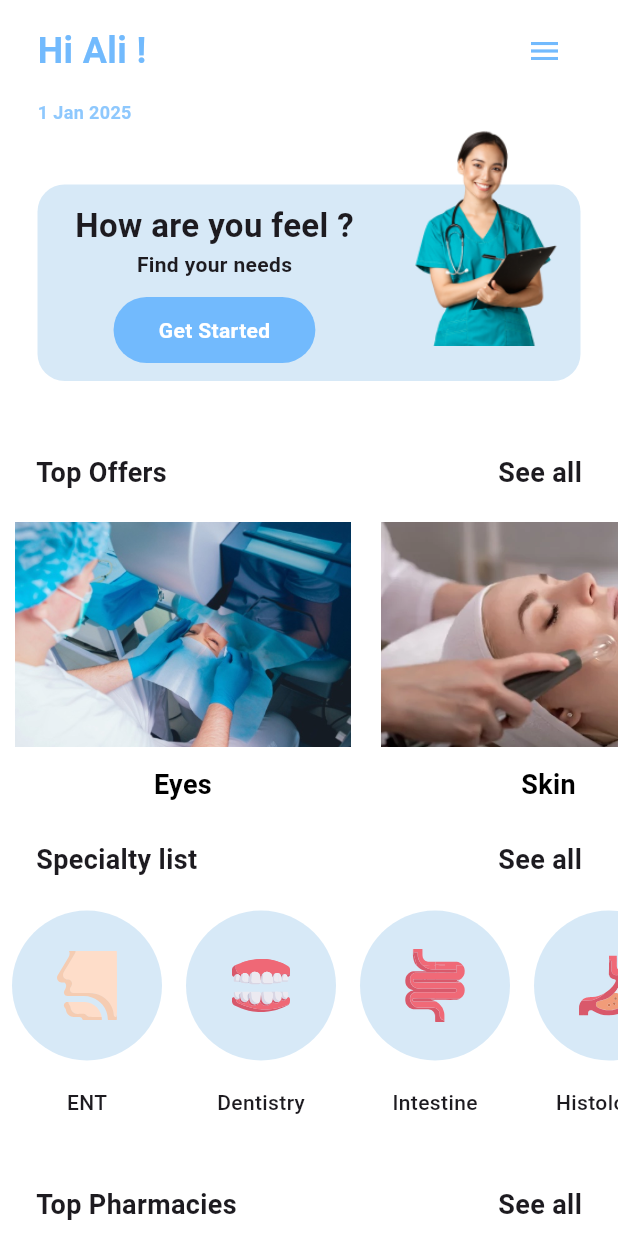
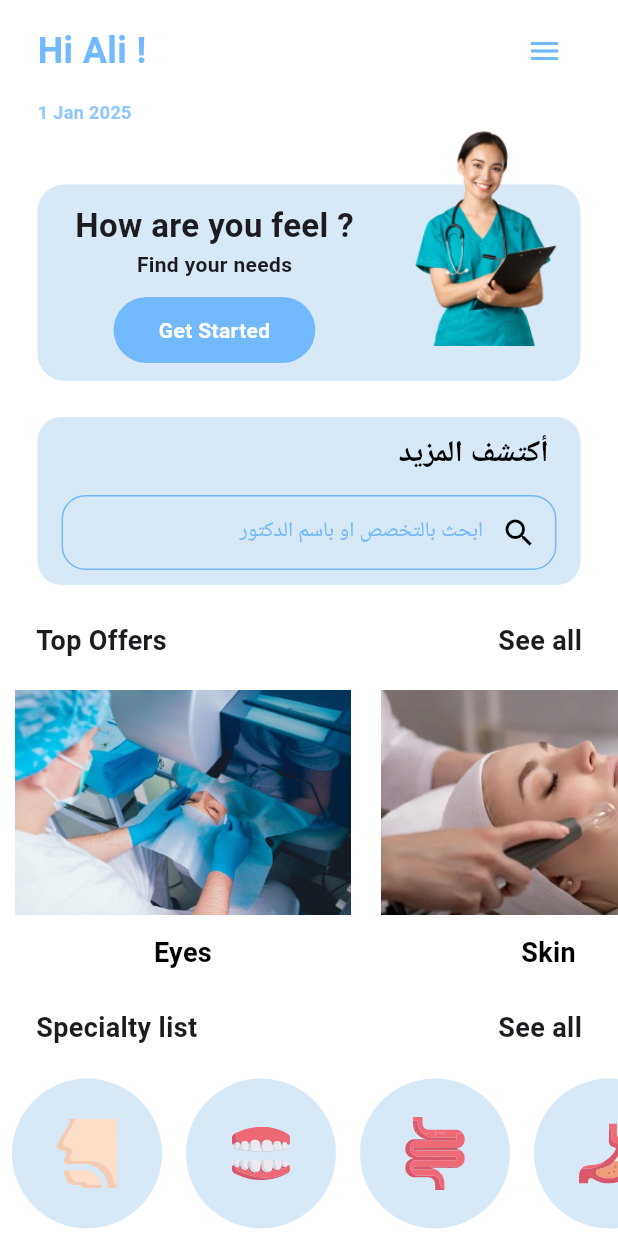
Before and after one commit to ALi-Maher-Mohamed/MediaCare, a Flutter app: the screen it shows after launch, on a phone screen of 412 x 824 dp. Run offline on Flutter 3.47's test engine with Material 3 defaults, Android fonts, the phone set to English and light mode, and no system bars; drawn by our look-alikes of flutter_zoom_drawer; our stand-ins replace animated_splash_screen, flutter_offline, flutter_svg, google_fonts, image_picker, lottie and 2 more; project files that could hold a hidden picture were left out.

Commit message:
adding locale to project and making search view item

```diff
--- /dev/null
+++ b/devtools_options.yaml
@@ -0,0 +1,3 @@
+description: This file stores settings for Dart & Flutter DevTools.
+documentation: https://docs.flutter.dev/tools/devtools/extensions#configure-extension-enablement-states
+extensions:
--- a/lib/main.dart
+++ b/lib/main.dart
@@ -1,6 +1,5 @@
 import 'package:flutter/material.dart';
 import 'package:media_care/zoom_drawer.dart';
-import 'presentation/views/splash/splash_view.dart';
 
 void main() async {
   // await dotenv.load();
@@ -14,6 +13,14 @@
   @override
   Widget build(BuildContext context) {
     return MaterialApp(
+      locale: Locale('ar'),
+      builder: (context, child) {
+        return Directionality(
+          textDirection:
+              TextDirection.ltr, // يجعل التطبيق بالكامل من اليمين لليسار
+          child: child!,
+        );
+      },
       debugShowCheckedModeBanner: false,
       home: HomeView(),
     );
--- a/lib/presentation/views/home/widgets/home_view_body.dart
+++ b/lib/presentation/views/home/widgets/home_view_body.dart
@@ -1,4 +1,5 @@
 import 'package:flutter/material.dart';
+import 'package:media_care/presentation/views/home/widgets/search_doctor_field.dart';
 import '../../Doctor%20Speciality/DocSpeciality.dart';
 import 'doctor_offers.dart';
 import 'home_view_headr.dart';
@@ -29,11 +30,12 @@ class HomeViewBody extends StatelessWidget {
                 SizedBox(
                   height: 24,
                 ),
-                SizedBox(
-                  height: 24,
-                ),
+                SearchDoctor()
               ],
             ),
+          ),
+          SizedBox(
+            height: 24,
           ),
           TitleAndSeeAll(
             onTap: () {},
--- /dev/null
+++ b/lib/presentation/views/home/widgets/search_doctor_field.dart
@@ -0,0 +1,68 @@
+import 'package:flutter/material.dart';
+import 'package:media_care/core/utlis/app_color.dart';
+import 'package:media_care/presentation/views/search/search_view.dart';
+
+class SearchDoctor extends StatelessWidget {
+  const SearchDoctor({super.key});
+
+  @override
+  Widget build(BuildContext context) {
+    return Container(
+      decoration: BoxDecoration(
+        color: AppColors.primaryLight,
+        borderRadius: BorderRadius.circular(16),
+      ),
+      child: Padding(
+        padding: const EdgeInsets.symmetric(horizontal: 16.0, vertical: 10),
+        child: Column(
+          crossAxisAlignment: CrossAxisAlignment.end,
+          children: [
+            Text(
+              'أكتشف المزيد ',
+              style: TextStyle(
+                  color: Colors.black,
+                  fontSize: 20,
+                  fontWeight: FontWeight.bold),
+            ),
+            SizedBox(
+              height: 12,
+            ),
+            GestureDetector(
+              onTap: () {
+                Navigator.push(context, MaterialPageRoute(builder: (context) {
+                  return SearchView();
+                }));
+              },
+              child: Container(
+                height: 50,
+                decoration: BoxDecoration(
+                  border: Border.all(color: AppColors.primary),
+                  borderRadius: BorderRadius.circular(16),
+                ),
+                child: Row(
+                  mainAxisAlignment: MainAxisAlignment.end,
+                  children: [
+                    Text(
+                      'ابحث بالتخصص او باسم الدكتور',
+                      style: TextStyle(color: AppColors.primary),
+                    ),
+                    SizedBox(
+                      width: 12,
+                    ),
+                    Icon(
+                      Icons.search,
+                      color: Colors.black,
+                    ),
+                    SizedBox(
+                      width: 12,
+                    ),
+                  ],
+                ),
+              ),
+            ),
+          ],
+        ),
+      ),
+    );
+  }
+}
--- a/lib/presentation/views/search/widgets/custom_search_bar.dart
+++ b/lib/presentation/views/search/widgets/custom_search_bar.dart
@@ -10,13 +10,15 @@ class CustomSearchBar extends StatelessWidget {
       height: 50,
       decoration: BoxDecoration(
         borderRadius: BorderRadius.circular(20),
-        color: AppColors.primaryLight,
+        color: AppColors.primary,
       ),
       child: Padding(
         padding: const EdgeInsets.all(4.0),
         child: TextField(
           decoration: InputDecoration(
-            hintText: 'Search',
+            hintText: 'ابحث باسم الدكتور او بالتخصص',
+            hintStyle: TextStyle(color: Colors.white),
+            hintTextDirection: TextDirection.rtl,
             border: OutlineInputBorder(
               borderSide: BorderSide.none,
               borderRadius: BorderRadius.circular(16),
```
Also changed, not shown: lib/presentation/views/home/home_view.dart (+1 -30 lines), lib/presentation/views/no_internet/no_intenet_view.dart (added, +32 -0 lines), lib/presentation/views/search/search_view.dart (+14 -3 lines), lib/presentation/views/search/widgets/search_view_body.dart (+44 -4 lines), lib/presentation/views/search/widgets/serch_view_recommend_item.dart (added, +25 -0 lines).
